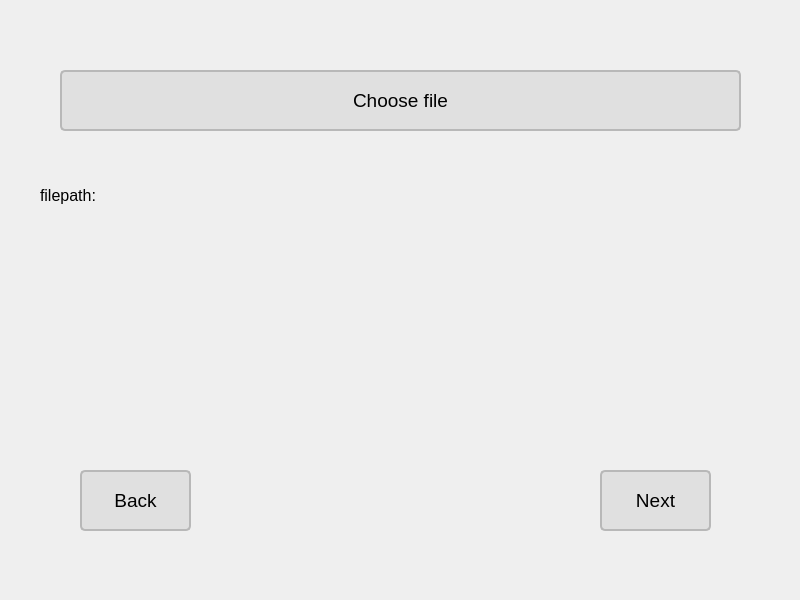
This is gui/ui/ChooseFile.ui in Mitt33/rngTest as Qt 5 draws it before an edit. The edited form follows.
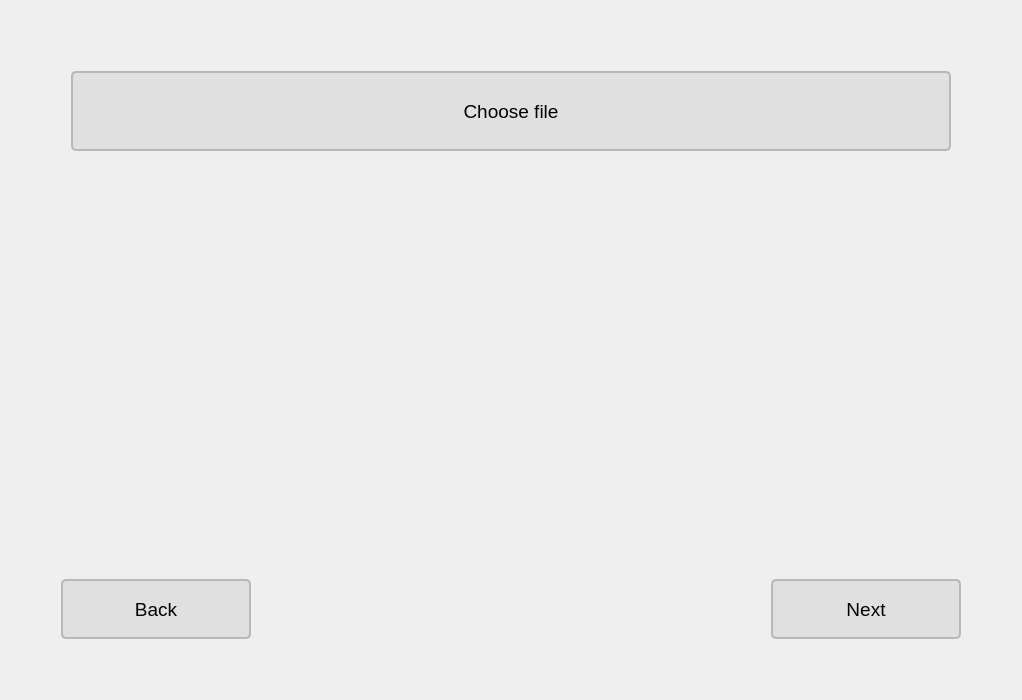
This is the edited form.

Diff of the .ui file:
```diff
--- a/gui/ui/ChooseFile.ui
+++ b/gui/ui/ChooseFile.ui
@@ -6,8 +6,8 @@
    <rect>
     <x>0</x>
     <y>0</y>
-    <width>800</width>
-    <height>600</height>
+    <width>1000</width>
+    <height>700</height>
    </rect>
   </property>
   <property name="windowTitle">
@@ -16,32 +16,47 @@
   <property name="styleSheet">
    <string notr="true"/>
   </property>
-  <widget class="QLabel" name="filepath_label">
-   <property name="geometry">
-    <rect>
-     <x>40</x>
-     <y>170</y>
-     <width>741</width>
-     <height>51</height>
-    </rect>
-   </property>
-   <property name="font">
-    <font>
-     <pointsize>12</pointsize>
-    </font>
-   </property>
-   <property name="text">
-    <string>filepath:</string>
-   </property>
-  </widget>
+  <layout class="QVBoxLayout" name="verticalLayout">
+   <item>
+    <layout class="QHBoxLayout" name="horizontalLayout_2">
+     <property name="leftMargin">
+      <number>60</number>
+     </property>
+     <property name="topMargin">
+      <number>60</number>
+     </property>
+     <property name="rightMargin">
+      <number>60</number>
+     </property>
+     <property name="bottomMargin">
+      <number>80</number>
+     </property>
+     <item>
+      <spacer name="horizontalSpacer">
+       <property name="orientation">
+        <enum>Qt::Horizontal</enum>
+       </property>
+       <property name="sizeHint" stdset="0">
+        <size>
+         <width>40</width>
+         <height>20</height>
+        </size>
+       </property>
+      </spacer>
+     </item>
+     <item>
   <widget class="QPushButton" name="choose_btn">
-   <property name="geometry">
-    <rect>
-     <x>60</x>
-     <y>70</y>
-     <width>681</width>
-     <height>61</height>
-    </rect>
+       <property name="sizePolicy">
+        <sizepolicy hsizetype="Fixed" vsizetype="Fixed">
+         <horstretch>0</horstretch>
+         <verstretch>0</verstretch>
+        </sizepolicy>
+       </property>
+       <property name="minimumSize">
+        <size>
+         <width>880</width>
+         <height>80</height>
+        </size>
    </property>
    <property name="font">
     <font>
@@ -65,14 +80,117 @@
     <string>Choose file</string>
    </property>
   </widget>
+     </item>
+     <item>
+      <spacer name="horizontalSpacer_2">
+       <property name="orientation">
+        <enum>Qt::Horizontal</enum>
+       </property>
+       <property name="sizeHint" stdset="0">
+        <size>
+         <width>40</width>
+         <height>20</height>
+        </size>
+       </property>
+      </spacer>
+     </item>
+    </layout>
+   </item>
+   <item>
+    <layout class="QVBoxLayout" name="verticalLayout_2">
+     <item>
+      <widget class="QLabel" name="check_label">
+       <property name="sizePolicy">
+        <sizepolicy hsizetype="Expanding" vsizetype="Expanding">
+         <horstretch>0</horstretch>
+         <verstretch>0</verstretch>
+        </sizepolicy>
+       </property>
+       <property name="font">
+        <font>
+         <pointsize>12</pointsize>
+        </font>
+       </property>
+       <property name="text">
+        <string/>
+       </property>
+       <property name="alignment">
+        <set>Qt::AlignCenter</set>
+       </property>
+      </widget>
+     </item>
+     <item>
+      <widget class="QLabel" name="filepath_label">
+       <property name="sizePolicy">
+        <sizepolicy hsizetype="Expanding" vsizetype="Expanding">
+         <horstretch>0</horstretch>
+         <verstretch>0</verstretch>
+        </sizepolicy>
+       </property>
+       <property name="font">
+        <font>
+         <pointsize>12</pointsize>
+        </font>
+       </property>
+       <property name="text">
+        <string/>
+       </property>
+       <property name="alignment">
+        <set>Qt::AlignCenter</set>
+       </property>
+      </widget>
+     </item>
+     <item>
+      <spacer name="verticalSpacer">
+       <property name="orientation">
+        <enum>Qt::Vertical</enum>
+       </property>
+       <property name="sizeHint" stdset="0">
+        <size>
+         <width>20</width>
+         <height>40</height>
+        </size>
+       </property>
+      </spacer>
+     </item>
+    </layout>
+   </item>
+   <item>
+    <layout class="QHBoxLayout" name="horizontalLayout" stretch="0,0,0">
+     <property name="spacing">
+      <number>20</number>
+     </property>
+     <property name="leftMargin">
+      <number>50</number>
+     </property>
+     <property name="topMargin">
+      <number>110</number>
+     </property>
+     <property name="rightMargin">
+      <number>50</number>
+     </property>
+     <property name="bottomMargin">
+      <number>50</number>
+     </property>
+     <item>
   <widget class="QPushButton" name="back_btn">
-   <property name="geometry">
-    <rect>
-     <x>80</x>
-     <y>470</y>
-     <width>111</width>
-     <height>61</height>
-    </rect>
+       <property name="sizePolicy">
+        <sizepolicy hsizetype="Fixed" vsizetype="Fixed">
+         <horstretch>0</horstretch>
+         <verstretch>0</verstretch>
+        </sizepolicy>
+       </property>
+       <property name="minimumSize">
+        <size>
+         <width>190</width>
+         <height>60</height>
+        </size>
+       </property>
+       <property name="maximumSize">
+        <size>
+         <width>380</width>
+         <height>120</height>
+        </size>
    </property>
    <property name="font">
     <font>
@@ -96,14 +214,39 @@
     <string>Back</string>
    </property>
   </widget>
+     </item>
+     <item>
+      <spacer name="horizontalSpacer_3">
+       <property name="orientation">
+        <enum>Qt::Horizontal</enum>
+       </property>
+       <property name="sizeHint" stdset="0">
+        <size>
+         <width>40</width>
+         <height>20</height>
+        </size>
+       </property>
+      </spacer>
+     </item>
+     <item>
   <widget class="QPushButton" name="next_btn">
-   <property name="geometry">
-    <rect>
-     <x>600</x>
-     <y>470</y>
-     <width>111</width>
-     <height>61</height>
-    </rect>
+       <property name="sizePolicy">
+        <sizepolicy hsizetype="Fixed" vsizetype="Fixed">
+         <horstretch>0</horstretch>
+         <verstretch>0</verstretch>
+        </sizepolicy>
+       </property>
+       <property name="minimumSize">
+        <size>
+         <width>190</width>
+         <height>60</height>
+        </size>
+       </property>
+       <property name="maximumSize">
+        <size>
+         <width>380</width>
+         <height>120</height>
+        </size>
    </property>
    <property name="font">
     <font>
@@ -127,6 +270,10 @@
     <string>Next</string>
    </property>
   </widget>
+     </item>
+    </layout>
+   </item>
+  </layout>
  </widget>
  <resources/>
  <connections/>
```
Lines whose indentation alone changed are shown as unchanged.
